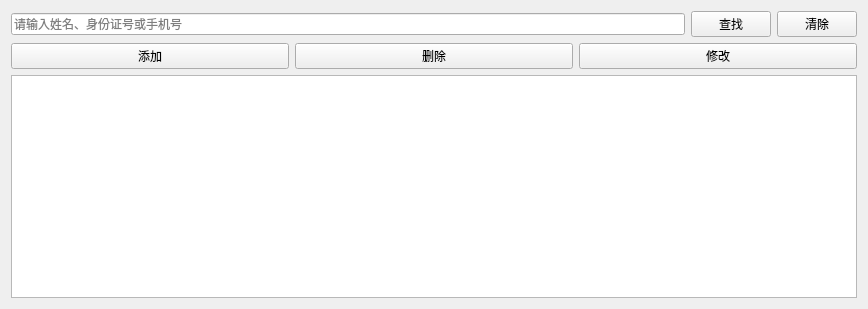
This is patienceview.ui in Bypositive/Qt_Experience03 as Qt 5 draws it before an edit. The edited form follows.
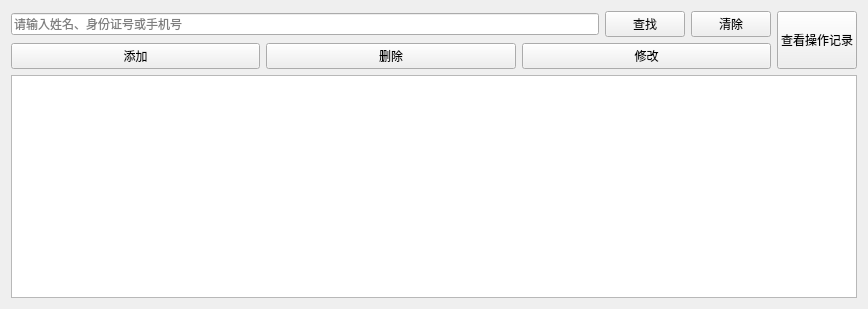
This is the edited form.

Commit message: 现已添加新功能，对患者管理操作进行操作记录，实现historyView页面的基本功能，可查找、删除、刷新、导出历史记录

What changed in the file:
```diff
--- a/patienceview.ui
+++ b/patienceview.ui
@@ -13,6 +13,10 @@
   <property name="windowTitle">
    <string>患者管理</string>
   </property>
+  <layout class="QGridLayout" name="gridLayout">
+   <item row="0" column="0">
+    <layout class="QHBoxLayout" name="horizontalLayout_3">
+     <item>
   <layout class="QVBoxLayout" name="verticalLayout">
    <item>
     <layout class="QHBoxLayout" name="horizontalLayout_2">
@@ -67,7 +71,24 @@
      </item>
     </layout>
    </item>
+      </layout>
+     </item>
    <item>
+      <widget class="QPushButton" name="btHistory">
+       <property name="sizePolicy">
+        <sizepolicy hsizetype="Preferred" vsizetype="Preferred">
+         <horstretch>0</horstretch>
+         <verstretch>0</verstretch>
+        </sizepolicy>
+       </property>
+       <property name="text">
+        <string>查看操作记录</string>
+       </property>
+      </widget>
+     </item>
+    </layout>
+   </item>
+   <item row="1" column="0">
     <widget class="QTableView" name="tableView"/>
    </item>
   </layout>
```
Lines whose indentation alone changed are shown as unchanged. The commit also changes 12 other files.
